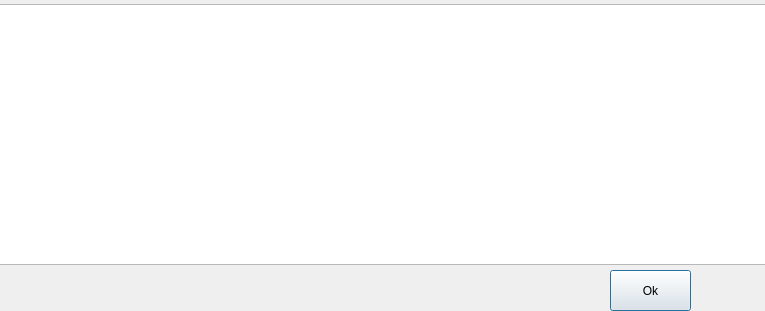
This is plugins/staging/googledocs/documentlist.ui in KDE/krita as Qt 5 draws it before an edit. The edited form follows.
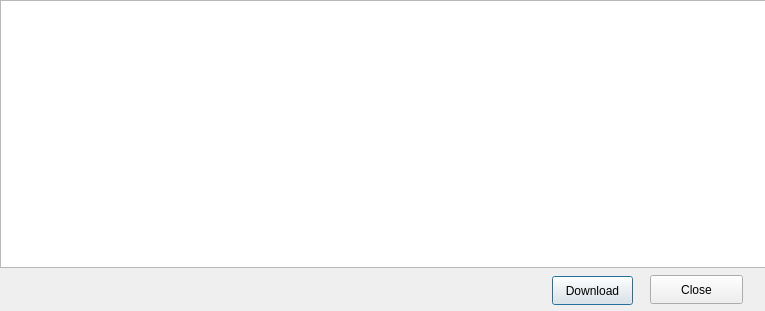
This is the edited form.

```diff
--- a/plugins/staging/googledocs/documentlist.ui
+++ b/plugins/staging/googledocs/documentlist.ui
@@ -19,32 +19,13 @@
   <property name="windowTitle">
    <string>Google Document List</string>
   </property>
-  <widget class="QListWidget" name="listWidget">
-   <property name="geometry">
-    <rect>
-     <x>-2</x>
-     <y>4</y>
-     <width>771</width>
-     <height>261</height>
-    </rect>
-   </property>
-   <property name="sizePolicy">
-    <sizepolicy hsizetype="Fixed" vsizetype="Fixed">
-     <horstretch>0</horstretch>
-     <verstretch>0</verstretch>
-    </sizepolicy>
-   </property>
-   <property name="layoutMode">
-    <enum>QListView::Batched</enum>
-   </property>
-  </widget>
   <widget class="QPushButton" name="okButton">
    <property name="geometry">
     <rect>
-     <x>610</x>
-     <y>270</y>
+     <x>552</x>
+     <y>276</y>
      <width>81</width>
-     <height>41</height>
+     <height>29</height>
     </rect>
    </property>
    <property name="sizePolicy">
@@ -57,7 +38,30 @@
     <enum>Qt::RightToLeft</enum>
    </property>
    <property name="text">
-    <string>Ok</string>
+    <string>Download</string>
+   </property>
+  </widget>
+  <widget class="QPushButton" name="closeButton">
+   <property name="geometry">
+    <rect>
+     <x>650</x>
+     <y>275</y>
+     <width>93</width>
+     <height>29</height>
+    </rect>
+   </property>
+   <property name="text">
+    <string>Close</string>
+   </property>
+  </widget>
+  <widget class="QListView" name="listView">
+   <property name="geometry">
+    <rect>
+     <x>0</x>
+     <y>0</y>
+     <width>766</width>
+     <height>268</height>
+    </rect>
    </property>
   </widget>
  </widget>
```
